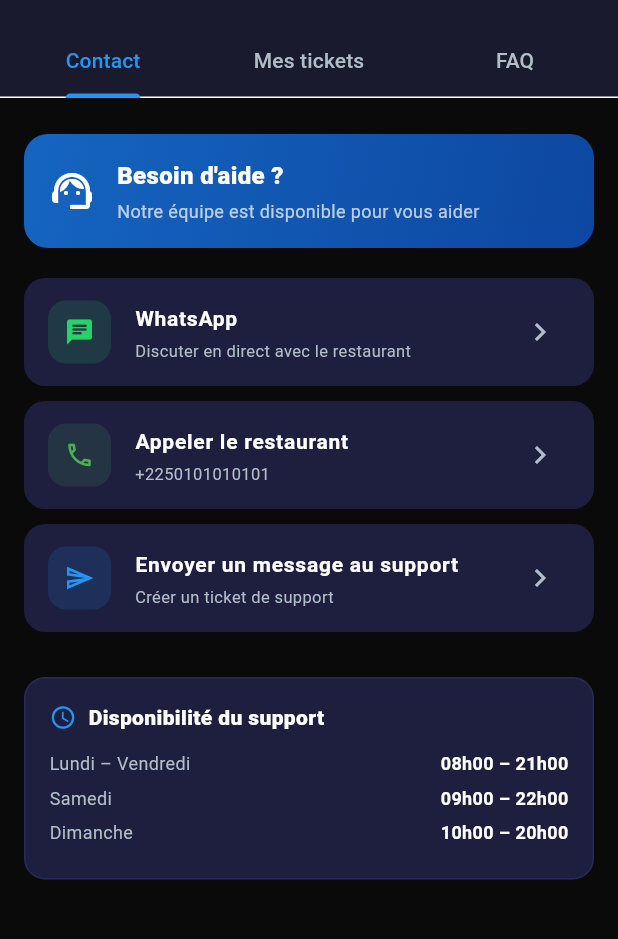
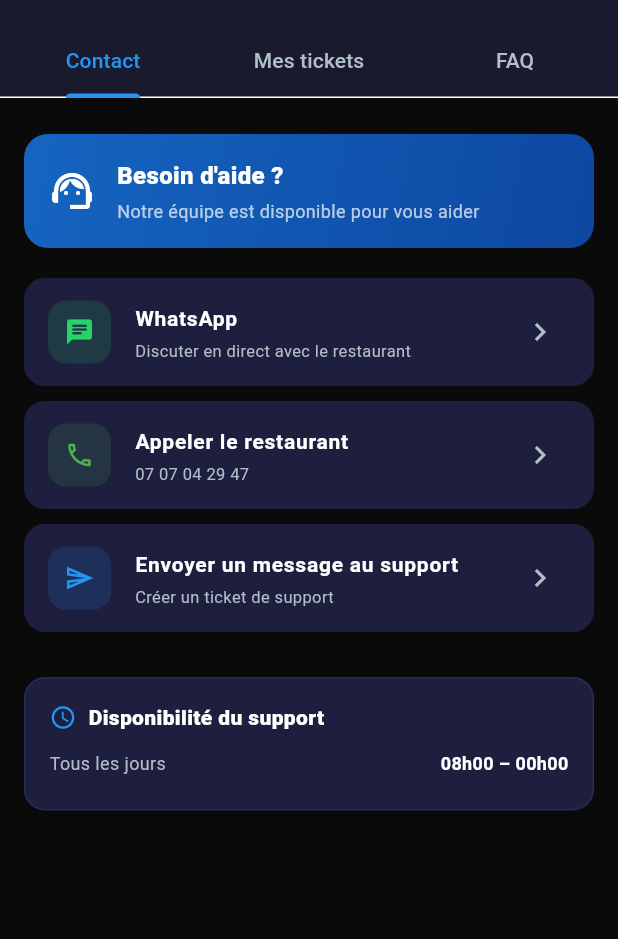
Before and after one commit to stevekissy/Resto, a Flutter app: the ClientSupportScreen screen opened directly, on a phone screen of 412 x 824 dp, the part 58-997 px from its top. Run offline on Flutter 3.47's test engine with Material 3 defaults, Android fonts, the phone set to English and light mode, and no system bars; our stand-ins replace cloud_firestore, firebase_auth, firebase_core, flutter_tts, geolocator, image_picker and 2 more; missing offline and left inert: dart:js; accounts and stored records are empty.

Commit message:
fix(client): fidélité+totalSpent uniquement après paid+delivered, horaires/contacts, boutons retour
- client_firebase_service: createOrder() ne touche plus totalOrders/totalSpent
  → ces compteurs sont mis à jour UNIQUEMENT dans awardLoyaltyPoints()
  → awardLoyaltyPoints() vérifie status==delivered ET paymentStatus==fullyPaid
  → guard idempotence loyaltyPointsAwarded avant TOUT traitement
  → paiement cashOnDelivery accepté si livré (cohérent avec le flux terrain)
- client_provider: updateOrderStatus() appelle awardLoyaltyPoints() même si
  loyaltyPointsEarned==0 (pour que totalSpent soit quand même incrémenté)
- client_home_screen: _goToOrders/_goToMenu/_openMenu passent onGoHome=pop
  → bouton retour depuis Voir tout revient à l'écran précédent
- client_about_screen: email→restaurantsankadiokro@gmail.com,
  tel→07 07 04 29 47, horaires→Tous les jours 08h00-00h00
- client_support_screen: téléphone/WhatsApp→0707042947,
  horaires→Tous les jours 08h00-00h00

```diff
--- a/lib/screens/client/profile/client_about_screen.dart
+++ b/lib/screens/client/profile/client_about_screen.dart
@@ -44,7 +44,7 @@ class _ClientAboutScreenState extends State<ClientAboutScreen> {
 
     final phone = settings.restaurantPhone.isNotEmpty
         ? settings.restaurantPhone
-        : '+225 07 07 07 07 07';
+        : '07 07 04 29 47';
     final address = settings.restaurantAddress.isNotEmpty
         ? settings.restaurantAddress
         : 'Yopougon Millionnaire, Abidjan';
@@ -141,8 +141,8 @@ class _ClientAboutScreenState extends State<ClientAboutScreen> {
             icon: Icons.email_outlined,
             color: AppTheme.primary,
             label: 'Email',
-            value: 'contact@sankadiokro.ci',
-            onTap: () => _sendEmail('contact@sankadiokro.ci'),
+            value: 'restaurantsankadiokro@gmail.com',
+            onTap: () => _sendEmail('restaurantsankadiokro@gmail.com'),
           ),
           const SizedBox(height: 20),
 
@@ -315,7 +315,7 @@ DROITS
 Vous avez le droit d\'accéder, de corriger ou de supprimer vos données en contactant notre support.
 
 CONTACT
-Pour toute question : contact@sankadiokro.ci
+Pour toute question : restaurantsankadiokro@gmail.com
 ''';
 }
 
@@ -434,9 +434,7 @@ class _HoursCard extends StatelessWidget {
       ),
       child: Column(
         children: [
-          _HRow('Lundi – Vendredi', '11h00 – 23h00'),
-          _HRow('Samedi', '10h00 – 23h30'),
-          _HRow('Dimanche', '11h00 – 22h00'),
+          _HRow('Tous les jours', '08h00 – 00h00'),
         ],
       ),
     );
--- a/lib/screens/client/profile/client_support_screen.dart
+++ b/lib/screens/client/profile/client_support_screen.dart
@@ -21,9 +21,9 @@ class _ClientSupportScreenState extends State<ClientSupportScreen>
     with SingleTickerProviderStateMixin {
   late TabController _tabController;
 
-  // Infos restaurant (à adapter)
-  static const _restaurantWhatsApp = '+2250101010101';
-  static const _restaurantPhone = '+2250101010101';
+  // Infos restaurant SANKADIOKRO
+  static const _restaurantWhatsApp = '+2250707042947';
+  static const _restaurantPhone = '07 07 04 29 47';
 
   @override
   void initState() {
@@ -192,9 +192,7 @@ class _ContactTab extends StatelessWidget {
                 ],
               ),
               const SizedBox(height: 12),
-              _HoursRow('Lundi – Vendredi', '08h00 – 21h00'),
-              _HoursRow('Samedi', '09h00 – 22h00'),
-              _HoursRow('Dimanche', '10h00 – 20h00'),
+              _HoursRow('Tous les jours', '08h00 – 00h00'),
             ],
           ),
         ),
```
Also changed, not shown: lib/providers/client_provider.dart (+6 -5 lines), lib/screens/client/home/client_home_screen.dart (+25 -7 lines), lib/services/client_firebase_service.dart (+55 -15 lines), 2 other files.
